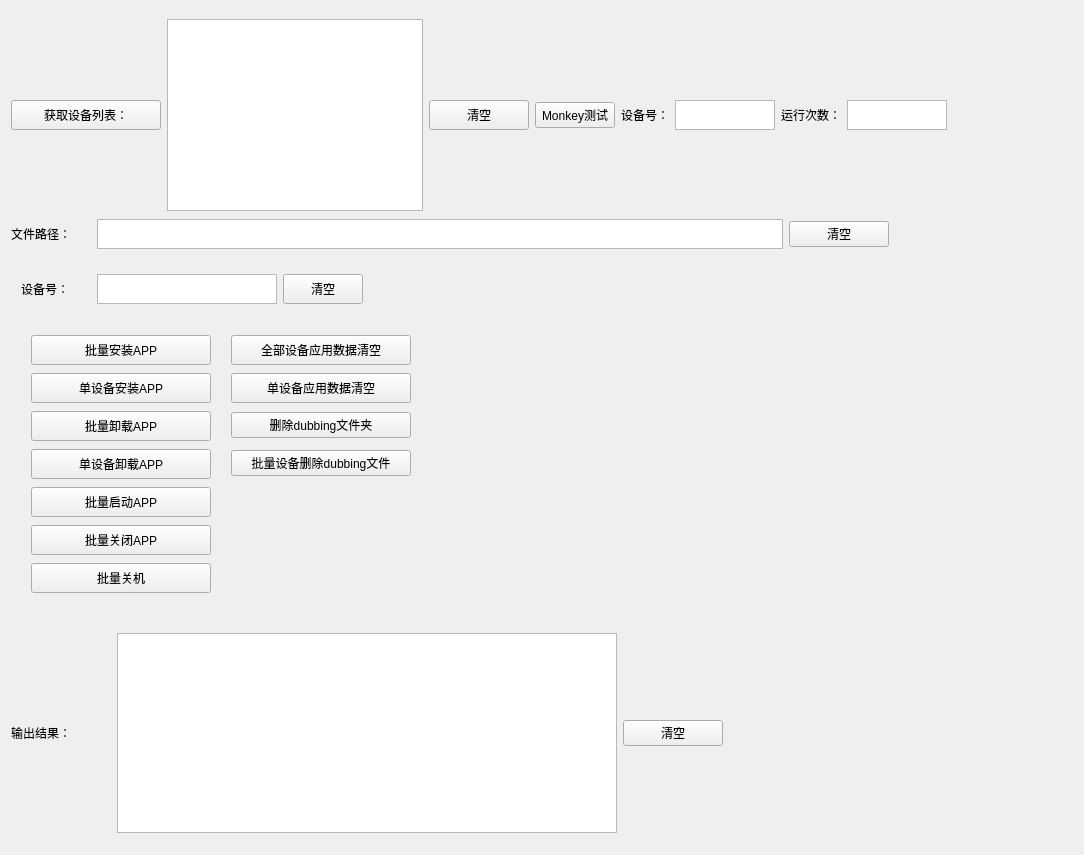
First picture: the form in GUI/service.ui, repository Alvins-zya/Peiyinxiu_Client, before the edit.
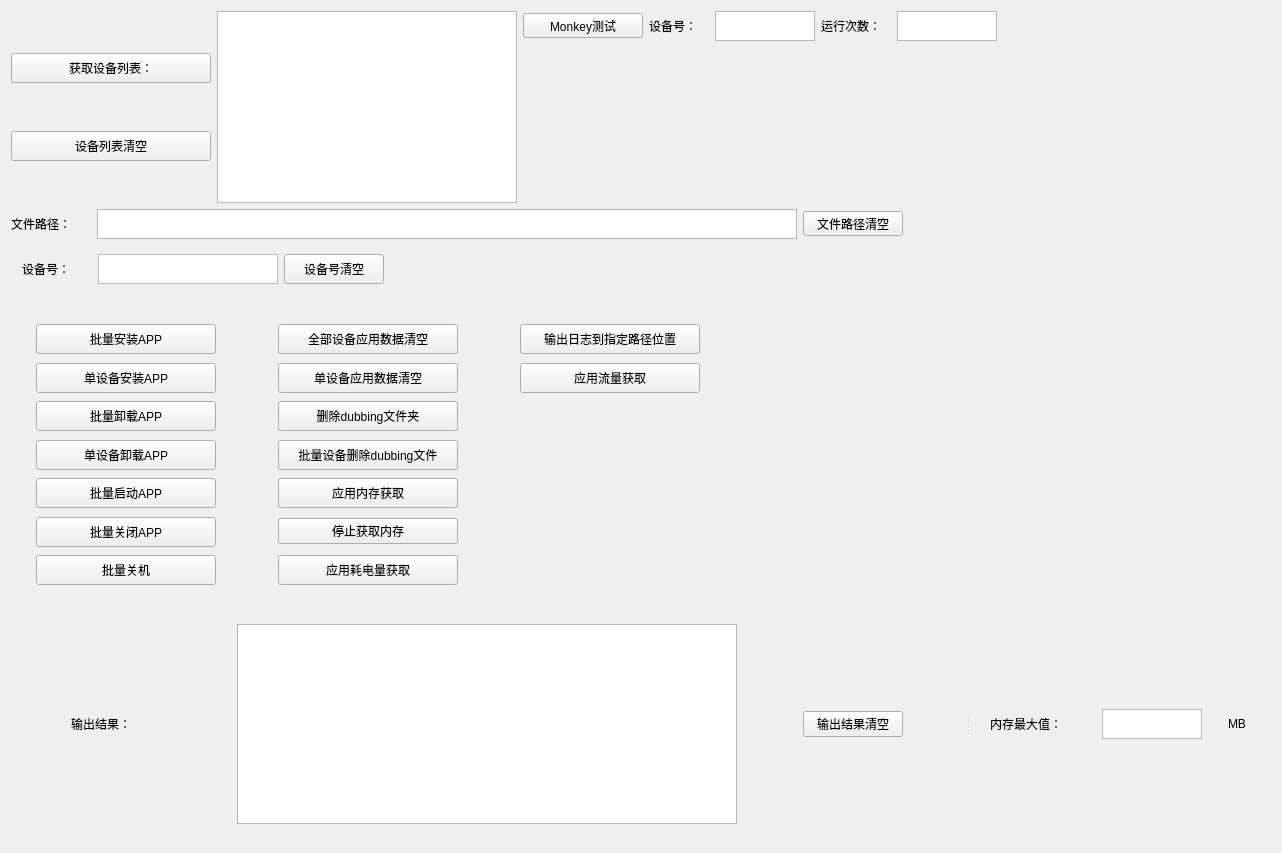
Second picture: the form after the edit. Icons and pictures are not drawn.

```diff
--- a/GUI/service.ui
+++ b/GUI/service.ui
@@ -6,8 +6,8 @@
    <rect>
     <x>0</x>
     <y>0</y>
-    <width>1084</width>
-    <height>855</height>
+    <width>1282</width>
+    <height>853</height>
    </rect>
   </property>
   <property name="sizePolicy">
@@ -18,7 +18,7 @@
   </property>
   <property name="minimumSize">
    <size>
-    <width>10</width>
+    <width>70</width>
     <height>0</height>
    </size>
   </property>
@@ -33,13 +33,9 @@
   </property>
   <layout class="QFormLayout" name="formLayout">
    <item row="0" column="0">
-    <layout class="QHBoxLayout" name="horizontalLayout_4">
-     <property name="topMargin">
-      <number>6</number>
-     </property>
-     <property name="rightMargin">
-      <number>44</number>
-     </property>
+    <layout class="QHBoxLayout" name="horizontalLayout_6">
+     <item>
+      <layout class="QVBoxLayout" name="verticalLayout">
      <item>
       <widget class="QPushButton" name="devices_list">
        <property name="enabled">
@@ -47,19 +43,19 @@
        </property>
        <property name="minimumSize">
         <size>
-         <width>150</width>
-         <height>20</height>
+           <width>200</width>
+           <height>30</height>
         </size>
        </property>
        <property name="maximumSize">
         <size>
-         <width>150</width>
+           <width>200</width>
          <height>30</height>
         </size>
        </property>
        <property name="sizeIncrement">
         <size>
-         <width>10</width>
+           <width>0</width>
          <height>0</height>
         </size>
        </property>
@@ -90,6 +86,60 @@
       </widget>
      </item>
      <item>
+        <widget class="QPushButton" name="clear_devices">
+         <property name="enabled">
+          <bool>true</bool>
+         </property>
+         <property name="sizePolicy">
+          <sizepolicy hsizetype="Maximum" vsizetype="Fixed">
+           <horstretch>0</horstretch>
+           <verstretch>0</verstretch>
+          </sizepolicy>
+         </property>
+         <property name="minimumSize">
+          <size>
+           <width>200</width>
+           <height>30</height>
+          </size>
+         </property>
+         <property name="maximumSize">
+          <size>
+           <width>200</width>
+           <height>30</height>
+          </size>
+         </property>
+         <property name="sizeIncrement">
+          <size>
+           <width>0</width>
+           <height>0</height>
+          </size>
+         </property>
+         <property name="baseSize">
+          <size>
+           <width>0</width>
+           <height>0</height>
+          </size>
+         </property>
+         <property name="cursor">
+          <cursorShape>ArrowCursor</cursorShape>
+         </property>
+         <property name="text">
+          <string>设备列表清空</string>
+         </property>
+         <property name="iconSize">
+          <size>
+           <width>16</width>
+           <height>16</height>
+          </size>
+         </property>
+         <property name="autoRepeatDelay">
+          <number>297</number>
+         </property>
+        </widget>
+       </item>
+      </layout>
+     </item>
+     <item>
       <widget class="QListWidget" name="listWidget">
        <property name="sizePolicy">
         <sizepolicy hsizetype="Fixed" vsizetype="Fixed">
@@ -99,14 +149,14 @@
        </property>
        <property name="minimumSize">
         <size>
-         <width>70</width>
-         <height>0</height>
+         <width>300</width>
+         <height>70</height>
         </size>
        </property>
        <property name="maximumSize">
         <size>
          <width>300</width>
-         <height>300</height>
+         <height>200</height>
         </size>
        </property>
        <property name="sizeIncrement">
@@ -126,33 +176,24 @@
        </property>
       </widget>
      </item>
-     <item>
-      <widget class="QPushButton" name="clear_devices">
-       <property name="sizePolicy">
-        <sizepolicy hsizetype="Fixed" vsizetype="Fixed">
-         <horstretch>0</horstretch>
-         <verstretch>0</verstretch>
-        </sizepolicy>
-       </property>
-       <property name="minimumSize">
-        <size>
-         <width>100</width>
-         <height>30</height>
-        </size>
-       </property>
-       <property name="maximumSize">
-        <size>
-         <width>100</width>
-         <height>30</height>
-        </size>
-       </property>
-       <property name="text">
-        <string>清空</string>
-       </property>
-      </widget>
-     </item>
+    </layout>
+   </item>
+   <item row="0" column="1">
+    <layout class="QHBoxLayout" name="horizontalLayout_4">
      <item>
       <widget class="QPushButton" name="pushButton_2">
+       <property name="minimumSize">
+        <size>
+         <width>120</width>
+         <height>25</height>
+        </size>
+       </property>
+       <property name="maximumSize">
+        <size>
+         <width>120</width>
+         <height>25</height>
+        </size>
+       </property>
        <property name="text">
         <string>Monkey测试</string>
        </property>
@@ -160,25 +201,20 @@
      </item>
      <item>
       <widget class="QLabel" name="label_4">
-       <property name="text">
-        <string>设备号：</string>
+       <property name="minimumSize">
+        <size>
+         <width>60</width>
+         <height>25</height>
+        </size>
        </property>
-      </widget>
-     </item>
-     <item>
-      <widget class="QTextEdit" name="textEdit_2">
        <property name="maximumSize">
         <size>
-         <width>100</width>
-         <height>30</height>
+         <width>60</width>
+         <height>25</height>
         </size>
        </property>
-      </widget>
-     </item>
-     <item>
-      <widget class="QLabel" name="label_5">
        <property name="text">
-        <string>运行次数：</string>
+        <string>设备号：</string>
        </property>
       </widget>
      </item>
@@ -190,6 +226,12 @@
          <verstretch>0</verstretch>
         </sizepolicy>
        </property>
+       <property name="minimumSize">
+        <size>
+         <width>100</width>
+         <height>30</height>
+        </size>
+       </property>
        <property name="maximumSize">
         <size>
          <width>100</width>
@@ -207,12 +249,50 @@
        </property>
       </widget>
      </item>
+     <item>
+      <widget class="QLabel" name="label_5">
+       <property name="minimumSize">
+        <size>
+         <width>70</width>
+         <height>25</height>
+        </size>
+       </property>
+       <property name="maximumSize">
+        <size>
+         <width>70</width>
+         <height>25</height>
+        </size>
+       </property>
+       <property name="text">
+        <string>运行次数：</string>
+       </property>
+      </widget>
+     </item>
+     <item>
+      <widget class="QTextEdit" name="textEdit_2">
+       <property name="minimumSize">
+        <size>
+         <width>50</width>
+         <height>30</height>
+        </size>
+       </property>
+       <property name="maximumSize">
+        <size>
+         <width>100</width>
+         <height>30</height>
+        </size>
+       </property>
+      </widget>
+     </item>
     </layout>
    </item>
    <item row="1" column="0" colspan="2">
     <layout class="QHBoxLayout" name="horizontalLayout_5">
+     <property name="topMargin">
+      <number>0</number>
+     </property>
      <property name="rightMargin">
-      <number>184</number>
+      <number>113</number>
      </property>
      <item>
       <widget class="QLabel" name="label">
@@ -243,7 +323,7 @@
        </property>
        <property name="minimumSize">
         <size>
-         <width>100</width>
+         <width>700</width>
          <height>20</height>
         </size>
        </property>
@@ -257,14 +337,20 @@
      </item>
      <item>
       <widget class="QPushButton" name="file_path_clear">
+       <property name="minimumSize">
+        <size>
+         <width>100</width>
+         <height>25</height>
+        </size>
+       </property>
        <property name="maximumSize">
         <size>
          <width>100</width>
-         <height>16777215</height>
+         <height>25</height>
         </size>
        </property>
        <property name="text">
-        <string>清空</string>
+        <string>文件路径清空</string>
        </property>
       </widget>
      </item>
@@ -273,16 +359,16 @@
    <item row="2" column="0">
     <layout class="QHBoxLayout" name="horizontalLayout">
      <property name="leftMargin">
+      <number>11</number>
+     </property>
+     <property name="topMargin">
+      <number>9</number>
+     </property>
+     <property name="rightMargin">
       <number>10</number>
      </property>
-     <property name="topMargin">
-      <number>17</number>
-     </property>
-     <property name="rightMargin">
-      <number>36</number>
-     </property>
      <property name="bottomMargin">
-      <number>23</number>
+      <number>9</number>
      </property>
      <item>
       <widget class="QLabel" name="label_3">
@@ -328,6 +414,12 @@
      </item>
      <item>
       <widget class="QPushButton" name="single_clear">
+       <property name="minimumSize">
+        <size>
+         <width>100</width>
+         <height>30</height>
+        </size>
+       </property>
        <property name="maximumSize">
         <size>
          <width>100</width>
@@ -335,7 +427,7 @@
         </size>
        </property>
        <property name="text">
-        <string>清空</string>
+        <string>设备号清空</string>
        </property>
        <property name="iconSize">
         <size>
@@ -347,22 +439,22 @@
      </item>
     </layout>
    </item>
-   <item row="3" column="0">
+   <item row="3" column="0" colspan="2">
     <layout class="QGridLayout" name="gridLayout">
      <property name="leftMargin">
-      <number>20</number>
+      <number>25</number>
      </property>
      <property name="topMargin">
-      <number>0</number>
+      <number>25</number>
      </property>
      <property name="rightMargin">
-      <number>64</number>
+      <number>50</number>
      </property>
      <property name="bottomMargin">
       <number>13</number>
      </property>
      <property name="horizontalSpacing">
-      <number>20</number>
+      <number>62</number>
      </property>
      <property name="verticalSpacing">
       <number>9</number>
@@ -398,6 +490,182 @@
        </property>
       </widget>
      </item>
+     <item row="6" column="0">
+      <widget class="QPushButton" name="shutdow">
+       <property name="minimumSize">
+        <size>
+         <width>180</width>
+         <height>30</height>
+        </size>
+       </property>
+       <property name="maximumSize">
+        <size>
+         <width>180</width>
+         <height>30</height>
+        </size>
+       </property>
+       <property name="text">
+        <string>批量关机</string>
+       </property>
+      </widget>
+     </item>
+     <item row="4" column="1">
+      <widget class="QPushButton" name="Memory_start">
+       <property name="enabled">
+        <bool>true</bool>
+       </property>
+       <property name="minimumSize">
+        <size>
+         <width>180</width>
+         <height>30</height>
+        </size>
+       </property>
+       <property name="maximumSize">
+        <size>
+         <width>180</width>
+         <height>30</height>
+        </size>
+       </property>
+       <property name="text">
+        <string>应用内存获取</string>
+       </property>
+      </widget>
+     </item>
+     <item row="3" column="1">
+      <widget class="QPushButton" name="deletes_dubbing">
+       <property name="minimumSize">
+        <size>
+         <width>180</width>
+         <height>30</height>
+        </size>
+       </property>
+       <property name="maximumSize">
+        <size>
+         <width>180</width>
+         <height>30</height>
+        </size>
+       </property>
+       <property name="text">
+        <string>批量设备删除dubbing文件</string>
+       </property>
+      </widget>
+     </item>
+     <item row="5" column="0">
+      <widget class="QPushButton" name="close_apps">
+       <property name="sizePolicy">
+        <sizepolicy hsizetype="Minimum" vsizetype="Minimum">
+         <horstretch>0</horstretch>
+         <verstretch>0</verstretch>
+        </sizepolicy>
+       </property>
+       <property name="minimumSize">
+        <size>
+         <width>180</width>
+         <height>30</height>
+        </size>
+       </property>
+       <property name="maximumSize">
+        <size>
+         <width>180</width>
+         <height>30</height>
+        </size>
+       </property>
+       <property name="text">
+        <string>批量关闭APP</string>
+       </property>
+      </widget>
+     </item>
+     <item row="6" column="1">
+      <widget class="QPushButton" name="Power">
+       <property name="enabled">
+        <bool>true</bool>
+       </property>
+       <property name="minimumSize">
+        <size>
+         <width>180</width>
+         <height>30</height>
+        </size>
+       </property>
+       <property name="maximumSize">
+        <size>
+         <width>180</width>
+         <height>30</height>
+        </size>
+       </property>
+       <property name="text">
+        <string>应用耗电量获取</string>
+       </property>
+      </widget>
+     </item>
+     <item row="2" column="0">
+      <widget class="QPushButton" name="uninstall_apps">
+       <property name="sizePolicy">
+        <sizepolicy hsizetype="Minimum" vsizetype="Minimum">
+         <horstretch>0</horstretch>
+         <verstretch>0</verstretch>
+        </sizepolicy>
+       </property>
+       <property name="minimumSize">
+        <size>
+         <width>180</width>
+         <height>30</height>
+        </size>
+       </property>
+       <property name="maximumSize">
+        <size>
+         <width>180</width>
+         <height>30</height>
+        </size>
+       </property>
+       <property name="text">
+        <string>批量卸载APP</string>
+       </property>
+      </widget>
+     </item>
+     <item row="2" column="1">
+      <widget class="QPushButton" name="delete_dubbing">
+       <property name="minimumSize">
+        <size>
+         <width>180</width>
+         <height>30</height>
+        </size>
+       </property>
+       <property name="maximumSize">
+        <size>
+         <width>180</width>
+         <height>30</height>
+        </size>
+       </property>
+       <property name="text">
+        <string>删除dubbing文件夹</string>
+       </property>
+      </widget>
+     </item>
+     <item row="4" column="0">
+      <widget class="QPushButton" name="start_apps">
+       <property name="sizePolicy">
+        <sizepolicy hsizetype="Minimum" vsizetype="Minimum">
+         <horstretch>0</horstretch>
+         <verstretch>0</verstretch>
+        </sizepolicy>
+       </property>
+       <property name="minimumSize">
+        <size>
+         <width>180</width>
+         <height>30</height>
+        </size>
+       </property>
+       <property name="maximumSize">
+        <size>
+         <width>180</width>
+         <height>30</height>
+        </size>
+       </property>
+       <property name="text">
+        <string>批量启动APP</string>
+       </property>
+      </widget>
+     </item>
      <item row="0" column="1">
       <widget class="QPushButton" name="clear_apps_data">
        <property name="minimumSize">
@@ -409,7 +677,7 @@
        <property name="maximumSize">
         <size>
          <width>180</width>
-         <height>16777215</height>
+         <height>30</height>
         </size>
        </property>
        <property name="text">
@@ -453,7 +721,7 @@
        <property name="maximumSize">
         <size>
          <width>180</width>
-         <height>16777215</height>
+         <height>30</height>
         </size>
        </property>
        <property name="text">
@@ -468,31 +736,6 @@
        </property>
       </widget>
      </item>
-     <item row="2" column="0">
-      <widget class="QPushButton" name="uninstall_apps">
-       <property name="sizePolicy">
-        <sizepolicy hsizetype="Minimum" vsizetype="Minimum">
-         <horstretch>0</horstretch>
-         <verstretch>0</verstretch>
-        </sizepolicy>
-       </property>
-       <property name="minimumSize">
-        <size>
-         <width>180</width>
-         <height>30</height>
-        </size>
-       </property>
-       <property name="maximumSize">
-        <size>
-         <width>180</width>
-         <height>30</height>
-        </size>
-       </property>
-       <property name="text">
-        <string>批量卸载APP</string>
-       </property>
-      </widget>
-     </item>
      <item row="3" column="0">
       <widget class="QPushButton" name="uninstall_app">
        <property name="sizePolicy">
@@ -518,13 +761,10 @@
        </property>
       </widget>
      </item>
-     <item row="4" column="0">
-      <widget class="QPushButton" name="start_apps">
-       <property name="sizePolicy">
-        <sizepolicy hsizetype="Minimum" vsizetype="Minimum">
-         <horstretch>0</horstretch>
-         <verstretch>0</verstretch>
-        </sizepolicy>
+     <item row="0" column="2">
+      <widget class="QPushButton" name="pushButton_5">
+       <property name="enabled">
+        <bool>true</bool>
        </property>
        <property name="minimumSize">
         <size>
@@ -535,94 +775,55 @@
        <property name="maximumSize">
         <size>
          <width>180</width>
-         <height>30</height>
-        </size>
-       </property>
-       <property name="text">
-        <string>批量启动APP</string>
-       </property>
-      </widget>
-     </item>
-     <item row="5" column="0">
-      <widget class="QPushButton" name="close_apps">
-       <property name="sizePolicy">
-        <sizepolicy hsizetype="Minimum" vsizetype="Minimum">
-         <horstretch>0</horstretch>
-         <verstretch>0</verstretch>
-        </sizepolicy>
-       </property>
-       <property name="minimumSize">
-        <size>
-         <width>180</width>
-         <height>30</height>
-        </size>
-       </property>
-       <property name="maximumSize">
-        <size>
-         <width>180</width>
-         <height>30</height>
-        </size>
-       </property>
-       <property name="text">
-        <string>批量关闭APP</string>
-       </property>
-      </widget>
-     </item>
-     <item row="6" column="0">
-      <widget class="QPushButton" name="shutdow">
-       <property name="minimumSize">
-        <size>
-         <width>180</width>
-         <height>30</height>
-        </size>
-       </property>
-       <property name="maximumSize">
-        <size>
-         <width>180</width>
-         <height>30</height>
-        </size>
-       </property>
-       <property name="text">
-        <string>批量关机</string>
-       </property>
-      </widget>
-     </item>
-     <item row="2" column="1">
-      <widget class="QPushButton" name="delete_dubbing">
-       <property name="text">
-        <string>删除dubbing文件夹</string>
-       </property>
-      </widget>
-     </item>
-     <item row="3" column="1">
-      <widget class="QPushButton" name="deletes_dubbing">
-       <property name="maximumSize">
-        <size>
-         <width>300</width>
          <height>16777215</height>
         </size>
        </property>
        <property name="text">
-        <string>批量设备删除dubbing文件</string>
+        <string>输出日志到指定路径位置</string>
+       </property>
+      </widget>
+     </item>
+     <item row="1" column="2">
+      <widget class="QPushButton" name="Flow">
+       <property name="enabled">
+        <bool>true</bool>
+       </property>
+       <property name="minimumSize">
+        <size>
+         <width>180</width>
+         <height>30</height>
+        </size>
+       </property>
+       <property name="maximumSize">
+        <size>
+         <width>180</width>
+         <height>30</height>
+        </size>
+       </property>
+       <property name="text">
+        <string>应用流量获取</string>
+       </property>
+      </widget>
+     </item>
+     <item row="5" column="1">
+      <widget class="QPushButton" name="Memory_stop">
+       <property name="enabled">
+        <bool>true</bool>
+       </property>
+       <property name="text">
+        <string>停止获取内存</string>
        </property>
       </widget>
      </item>
     </layout>
    </item>
    <item row="4" column="0" colspan="2">
+    <widget class="QSplitter" name="splitter_2">
+     <property name="orientation">
+      <enum>Qt::Horizontal</enum>
+     </property>
+     <widget class="QWidget" name="layoutWidget">
     <layout class="QHBoxLayout" name="horizontalLayout_2">
-     <property name="leftMargin">
-      <number>0</number>
-     </property>
-     <property name="topMargin">
-      <number>13</number>
-     </property>
-     <property name="rightMargin">
-      <number>349</number>
-     </property>
-     <property name="bottomMargin">
-      <number>9</number>
-     </property>
      <item>
       <widget class="QLabel" name="label_2">
        <property name="sizePolicy">
@@ -673,11 +874,71 @@
         </size>
        </property>
        <property name="text">
-        <string>清空</string>
+          <string>输出结果清空</string>
        </property>
       </widget>
      </item>
     </layout>
+     </widget>
+     <widget class="QWidget" name="layoutWidget">
+      <layout class="QHBoxLayout" name="horizontalLayout_3">
+       <item>
+        <widget class="QLabel" name="label_6">
+         <property name="minimumSize">
+          <size>
+           <width>86</width>
+           <height>20</height>
+          </size>
+         </property>
+         <property name="maximumSize">
+          <size>
+           <width>86</width>
+           <height>20</height>
+          </size>
+         </property>
+         <property name="text">
+          <string>内存最大值：</string>
+         </property>
+        </widget>
+       </item>
+       <item>
+        <widget class="QTextBrowser" name="Mem_show_max">
+         <property name="minimumSize">
+          <size>
+           <width>80</width>
+           <height>30</height>
+          </size>
+         </property>
+         <property name="maximumSize">
+          <size>
+           <width>100</width>
+           <height>30</height>
+          </size>
+         </property>
+        </widget>
+       </item>
+       <item>
+        <widget class="QLabel" name="label_7">
+         <property name="minimumSize">
+          <size>
+           <width>20</width>
+           <height>10</height>
+          </size>
+         </property>
+         <property name="maximumSize">
+          <size>
+           <width>20</width>
+           <height>20</height>
+          </size>
+         </property>
+         <property name="text">
+          <string>MB</string>
+         </property>
+        </widget>
+       </item>
+      </layout>
+     </widget>
+    </widget>
    </item>
   </layout>
  </widget>
```
Lines whose indentation alone changed are shown as unchanged.
